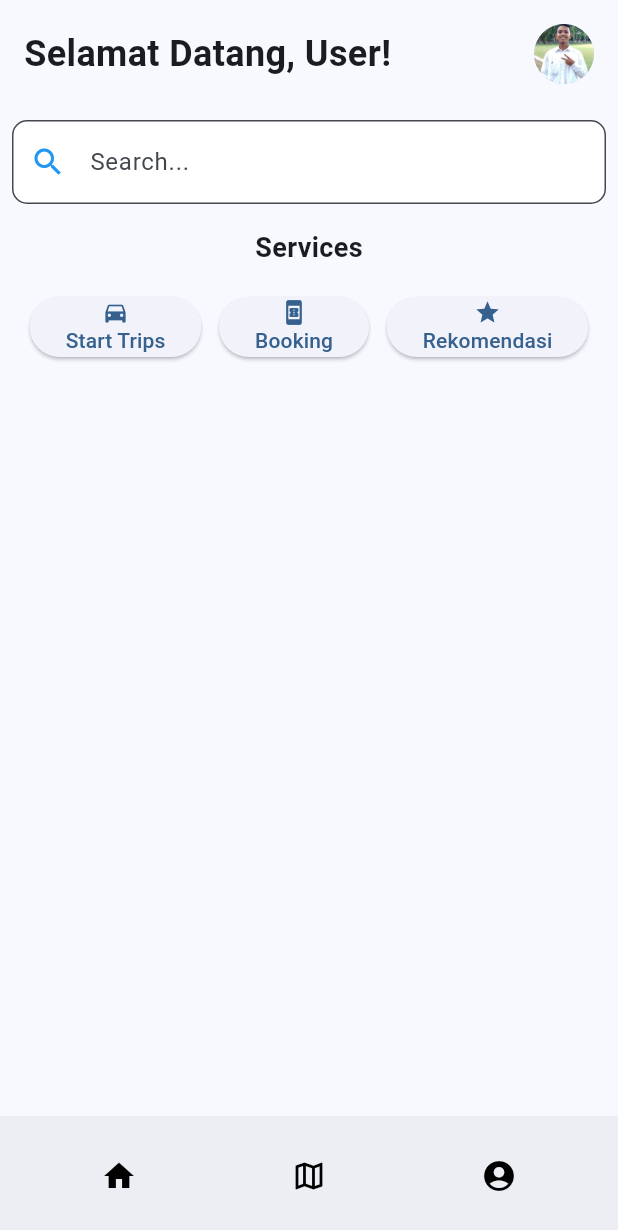
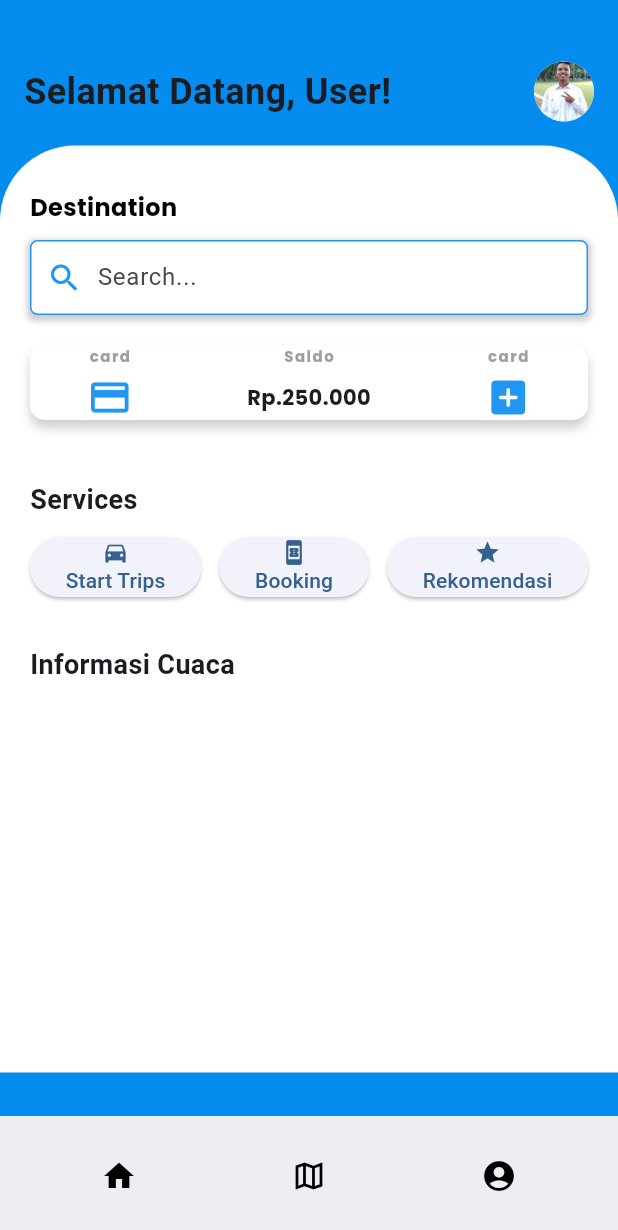
Before and after one commit to pentahead/Transwift, a Flutter app: the screen it shows after launch, after a tap on "Login", on a phone screen of 412 x 824 dp. Shown: the top 1230 px of the screen. Run offline on Flutter 3.47's test engine with Material 3 defaults, Android fonts, the phone set to English and light mode, and no system bars.

Commit message:
Front End Homepage fix

```diff
--- /dev/null
+++ b/lib/assets/Widget.dart
@@ -0,0 +1,312 @@
+import 'package:flutter/material.dart';
+import 'package:transwift/Profile/Topup.dart';
+import 'package:transwift/Profile/profile.dart';
+import 'package:transwift/Profile/account_edit.dart';
+
+class saldo extends StatelessWidget {
+  const saldo({
+    super.key,
+  });
+
+  @override
+  Widget build(BuildContext context) {
+    return Row(
+      mainAxisAlignment: MainAxisAlignment.spaceAround,
+      crossAxisAlignment: CrossAxisAlignment.center,
+      children: [
+        Column(
+          crossAxisAlignment: CrossAxisAlignment.center,
+          mainAxisAlignment: MainAxisAlignment.spaceBetween,
+          children: [
+            Text(
+              "card",
+              style: Poppins_w700_10_grey(),
+            ),
+            GestureDetector(
+              onTap: () => Navigator.push(
+                context,
+                MaterialPageRoute(builder: (context) => TopUp()),
+              ),
+              child: Icon(
+                Icons.credit_card,
+                size: 30,
+                color: Colors.blue,
+              ),
+            ),
+          ],
+        ),
+        Column(
+          crossAxisAlignment: CrossAxisAlignment.center,
+          mainAxisAlignment: MainAxisAlignment.spaceBetween,
+          children: [
+            Text(
+              "Saldo",
+              style: Poppins_w700_10_grey(),
+            ),
+            Padding(
+              padding: const EdgeInsets.only(bottom: 5),
+              child: Text(
+                "Rp.250.000",
+                style: TextStyle(
+                    fontFamily: "Poppins",
+                    fontWeight: FontWeight.w700,
+                    fontSize: 14),
+              ),
+            )
+          ],
+        ),
+        Column(
+          crossAxisAlignment: CrossAxisAlignment.center,
+          mainAxisAlignment: MainAxisAlignment.spaceBetween,
+          children: [
+            Text(
+              "card",
+              style: Poppins_w700_10_grey(),
+            ),
+            GestureDetector(
+              onTap: () => Navigator.push(
+                context,
+                MaterialPageRoute(builder: (context) => TopUp()),
+              ),
+              child: Icon(
+                Icons.add_box_rounded,
+                size: 30,
+                color: Colors.blue,
+              ),
+            ),
+          ],
+        ),
+      ],
+    );
+  }
+}
+
+class back_button extends StatelessWidget {
+  const back_button({Key? key}) : super(key: key);
+
+  @override
+  Widget build(BuildContext context) {
+    return GestureDetector(
+      onTap: () {
+        Navigator.push(
+          context,
+          _createRoute(), // Panggil _createRoute() saat tombol ditekan
+        );
+      },
+      child: Container(
+        height: 50,
+        width: 200,
+        decoration: BoxDecoration(
+          color: Colors.white,
+          borderRadius: BorderRadius.circular(30.0),
+          border: Border.all(
+            color: Colors.blue,
+            width: 2.0,
+          ),
+        ),
+        child: Center(
+          child: Text(
+            'BACK',
+            style: TextStyle(
+              fontFamily: "Poppins",
+              fontWeight: FontWeight.w700,
+              fontSize: 20,
+              letterSpacing: 1,
+              color: Colors.blue,
+            ),
+          ),
+        ),
+      ),
+    );
+  }
+
+  Route _createRoute() {
+    return PageRouteBuilder(
+      pageBuilder: (context, animation, secondaryAnimation) =>
+          Profile(), // Halaman yang ingin Anda tampilkan
+      transitionsBuilder: (context, animation, secondaryAnimation, child) {
+        const begin = Offset(1.0, .0);
+        const end = Offset.zero;
+        const curve = Curves.easeInOut;
+
+        var tween =
+            Tween(begin: begin, end: end).chain(CurveTween(curve: curve));
+
+        return SlideTransition(
+          position: animation.drive(tween),
+          child: child,
+        );
+      },
+    );
+  }
+}
+
+class edit_button extends StatelessWidget {
+  const edit_button({
+    super.key,
+  });
+
+  @override
+  Widget build(BuildContext context) {
+    return GestureDetector(
+      onTap: () => Navigator.push(
+        context,
+        MaterialPageRoute(builder: (context) => accountEdit()),
+      ),
+      child: Container(
+        height: 50,
+        width: 200,
+        decoration: BoxDecoration(
+          color: Colors.blue, // Set background color to white
+          borderRadius: BorderRadius.circular(30.0), // Set rounded corners
+          border: Border.all(
+            color: Colors.blue, // Set border color to blue
+            width: 2.0, // Set border width
+          ),
+        ),
+        child: Center(
+          child: Row(
+            mainAxisAlignment: MainAxisAlignment.center,
+            crossAxisAlignment: CrossAxisAlignment.center,
+            children: [
+              Padding(
+                padding: const EdgeInsets.all(10),
+                child: Icon(
+                  Icons.edit,
+                  color: Colors.white,
+                  size: 20,
+                ),
+              ),
+              Text(
+                'Edit',
+                style: TextStyle(
+                    fontFamily: "Poppins",
+                    fontWeight: FontWeight.w700,
+                    fontSize: 20,
+                    letterSpacing: 1,
+                    color: Colors.white),
+              ),
+            ],
+          ),
+        ),
+      ),
+    );
+  }
+}
+
+class edit_icon extends StatelessWidget {
+  const edit_icon({
+    super.key,
+  });
+
+  @override
+  Widget build(BuildContext context) {
+    return Padding(
+      padding: const EdgeInsets.only(left: 10),
+      child: GestureDetector(
+        onTap: () {},
+        child: Icon(
+          Icons.edit,
+          color: Colors.blue,
+          size: 30,
+        ),
+      ),
+    );
+  }
+}
+
+class Logout extends StatelessWidget {
+  const Logout({
+    super.key,
+  });
+
+  @override
+  Widget build(BuildContext context) {
+    return GestureDetector(
+      onTap: () => Navigator.push(
+        context,
+        MaterialPageRoute(builder: (context) => Profile()),
+      ),
+      child: Container(
+        height: 50,
+        width: 200,
+        decoration: BoxDecoration(
+          color: Colors.white, // Set background color to white
+          borderRadius: BorderRadius.circular(30.0), // Set rounded corners
+          border: Border.all(
+            color: Colors.blue, // Set border color to blue
+            width: 2.0, // Set border width
+          ),
+        ),
+        child: Center(
+          child: Text(
+            'Logout',
+            style: TextStyle(
+                fontFamily: "Poppins",
+                fontWeight: FontWeight.w700,
+                fontSize: 20,
+                letterSpacing: 1,
+                color: Colors.blue),
+          ),
+        ), // Add your content inside the container
+        // Add padding around the content
+      ),
+    );
+  }
+}
+
+BoxDecoration blue_border_white_bg() {
+  return BoxDecoration(
+    color: Colors.white, // Set background color to white
+    borderRadius: BorderRadius.circular(10.0), // Set rounded corners
+    border: Border.all(
+      color: Colors.blue, // Set border color to blue
+      width: 2.0, // Set border width
+    ),
+  );
+}
+
+TextStyle poppins_30_semi_white() {
+  return TextStyle(
+      fontFamily: "Poppins",
+      fontWeight: FontWeight.w900,
+      fontSize: 30,
+      letterSpacing: 1,
+      color: Colors.white);
+}
+
+TextStyle poppins_16_semi() {
+  return TextStyle(
+    fontFamily: "Poppins",
+    fontWeight: FontWeight.w800,
+    fontSize: 16,
+    letterSpacing: 1,
+  );
+}
+
+TextStyle poppins_12_Black_w700() {
+  return TextStyle(
+      fontFamily: "Poppins",
+      fontWeight: FontWeight.w700,
+      fontSize: 12,
+      letterSpacing: 1,
+      color: Colors.black);
+}
+
+TextStyle poppins_12_w700_grey() {
+  return TextStyle(
+      fontFamily: "Poppins",
+      fontWeight: FontWeight.w700,
+      fontSize: 12,
+      letterSpacing: 1,
+      color: Colors.grey);
+}
+
+TextStyle Poppins_w700_10_grey() {
+  return TextStyle(
+      fontFamily: "Poppins",
+      fontWeight: FontWeight.w700,
+      fontSize: 10,
+      letterSpacing: 1,
+      color: Colors.grey);
+}
--- a/lib/instagram_body.dart
+++ b/lib/instagram_body.dart
@@ -1,18 +1,26 @@
 import 'package:flutter/material.dart';
 import 'package:transwift/trip/MyTrip.dart';
+import 'package:transwift/assets/NavBar.dart';
 import 'package:transwift/Booking/booking.dart';
 import 'package:transwift/Profile/profile.dart';
+import 'package:transwift/assets/Widget.dart';
 
 class InstagramBody extends StatelessWidget {
   @override
   Widget build(BuildContext context) {
-    return Column(
+    final screenHeight = MediaQuery.of(context).size.height;
+
+    return Scaffold(
+      body: Container(
+        color: Color.fromRGBO(4, 140, 239, 1),
+        child: Column(
+          crossAxisAlignment: CrossAxisAlignment.center,
           children: [
+            SizedBox(height: 25),
             Padding(
               padding: const EdgeInsets.all(16.0),
               child: Row(
-            mainAxisAlignment: MainAxisAlignment
-                .spaceBetween, // Changed to MainAxisAlignment.spaceBetween
+                mainAxisAlignment: MainAxisAlignment.spaceBetween,
                 children: [
                   Text(
                     'Selamat Datang, User!',
@@ -31,28 +39,102 @@ class InstagramBody extends StatelessWidget {
                 ],
               ),
             ),
+            Container(
+              width: double.infinity,
+              height: screenHeight * 0.75,
+              decoration: BoxDecoration(
+                borderRadius: BorderRadius.only(
+                  topLeft: Radius.circular(50),
+                  topRight: Radius.circular(50),
+                ),
+                color: Colors.white,
+              ),
+              child: Column(
+                crossAxisAlignment: CrossAxisAlignment.start,
+                children: [
+                  SizedBox(height: 30),
                   Padding(
-          padding: const EdgeInsets.all(8.0),
-          child: TextField(
-            decoration: InputDecoration(
-              hintText: 'Search...',
-              prefixIcon: Icon(Icons.search,
-                  color: Colors
-                      .blue), // Mengubah warna ikon pencarian menjadi biru
-              border: OutlineInputBorder(
-                borderRadius: BorderRadius.circular(10),
-                borderSide: BorderSide(
-                    color: Colors.blue), // Mengubah warna border menjadi biru
-              ),
-              filled: true,
-              fillColor: const Color.fromARGB(255, 255, 255, 255),
+                    padding: const EdgeInsets.symmetric(horizontal: 20),
+                    child: Text(
+                      "Destination",
+                      style: TextStyle(
+                        color: Colors.black,
+                        fontFamily: "Poppins",
+                        fontWeight: FontWeight.w700,
+                        fontSize: 16,
                       ),
                     ),
                   ),
                   Padding(
-          padding: const EdgeInsets.symmetric(vertical: 8.0),
-          child: Text('Services',
-              style: TextStyle(fontSize: 18, fontWeight: FontWeight.bold)),
+                    padding: const EdgeInsets.fromLTRB(20, 10, 20, 0),
+                    child: Container(
+                      height: 50,
+                      decoration: BoxDecoration(
+                        color: Colors.white,
+                        borderRadius: BorderRadius.circular(5),
+                        border: Border.all(color: Colors.blue),
+                        boxShadow: [
+                          BoxShadow(
+                            color: Colors.black.withOpacity(0.2),
+                            spreadRadius: 2,
+                            blurRadius: 3,
+                            offset: Offset(0, 2),
+                          ),
+                        ],
+                      ),
+                      child: Row(
+                        children: [
+                          Padding(
+                            padding: const EdgeInsets.symmetric(horizontal: 10),
+                            child: Icon(
+                              Icons.search,
+                              color: Colors.blue,
+                            ),
+                          ),
+                          Expanded(
+                            child: TextField(
+                              decoration: InputDecoration(
+                                hintText: 'Search...',
+                                border: InputBorder.none,
+                              ),
+                            ),
+                          ),
+                        ],
+                      ),
+                    ),
+                  ),
+                  Padding(
+                    padding: const EdgeInsets.all(20),
+                    child: Container(
+                      width: 1000,
+                      height: 50,
+                      decoration: BoxDecoration(
+                        color: Colors.white,
+                        borderRadius: BorderRadius.circular(
+                            10.0), // Adjust corner radius as needed
+                        boxShadow: [
+                          BoxShadow(
+                            color: Colors.grey.withOpacity(
+                                0.5), // Adjust shadow color as needed
+                            blurRadius: 5.0, // Adjust blur radius as needed
+                            spreadRadius:
+                                0.0, // Adjust spread radius as needed, 0 for no outward spread
+                            offset: Offset(0.0,
+                                5.0), // Adjust shadow offset for bottom emphasis
+                          ),
+                        ],
+                      ),
+                      child: saldo(),
+                    ),
+                  ),
+                  SizedBox(height: 20),
+                  Padding(
+                    padding: const EdgeInsets.symmetric(horizontal: 20),
+                    child: Text(
+                      'Services',
+                      style:
+                          TextStyle(fontSize: 18, fontWeight: FontWeight.bold),
+                    ),
                   ),
                   Padding(
                     padding: const EdgeInsets.all(8.0),
@@ -65,22 +147,24 @@ class InstagramBody extends StatelessWidget {
                               context,
                               MaterialPageRoute(builder: (context) => MyTrip()),
                             );
-                  // Implementasi fungsi untuk Start Trips
                           },
                           child: Column(
                             mainAxisSize: MainAxisSize.min,
                             mainAxisAlignment: MainAxisAlignment.center,
                             crossAxisAlignment: CrossAxisAlignment.center,
                             children: [
-                    Icon(Icons.directions_car), // Ikon untuk Start Trips
+                              Icon(Icons.directions_car),
                               Text('Start Trips'),
                             ],
                           ),
                         ),
                         ElevatedButton(
                           onPressed: () {
-                  Navigator.push(context,
-                      MaterialPageRoute(builder: (context) => Booking()));
+                            Navigator.push(
+                              context,
+                              MaterialPageRoute(
+                                  builder: (context) => Booking()),
+                            );
                           },
                           child: Column(
                             mainAxisSize: MainAxisSize.min,
@@ -92,7 +176,7 @@ class InstagramBody extends StatelessWidget {
                         ),
                         ElevatedButton(
                           onPressed: () {
-                  // Tambahkan fungsi untuk Rekomendasi
+                            // Implement the function for Recommendations
                           },
                           child: Column(
                             mainAxisSize: MainAxisSize.min,
@@ -105,7 +189,21 @@ class InstagramBody extends StatelessWidget {
                       ],
                     ),
                   ),
+                  SizedBox(height: 20),
+                  Padding(
+                    padding: const EdgeInsets.symmetric(horizontal: 20),
+                    child: Text(
+                      'Informasi Cuaca',
+                      style:
+                          TextStyle(fontSize: 18, fontWeight: FontWeight.bold),
+                    ),
+                  ),
                 ],
+              ),
+            ),
+          ],
+        ),
+      ),
     );
   }
 }
--- a/pubspec.yaml
+++ b/pubspec.yaml
@@ -32,6 +32,7 @@ dependencies:
     sdk: flutter
   flutter_custom_widgets: ^0.0.3
   cupertino_icons: ^1.0.6
+  weather: ^3.1.1
 
 
 dev_dependencies:
```
Also changed, not shown: pubspec.lock. Lines whose indentation alone changed are shown as unchanged.
